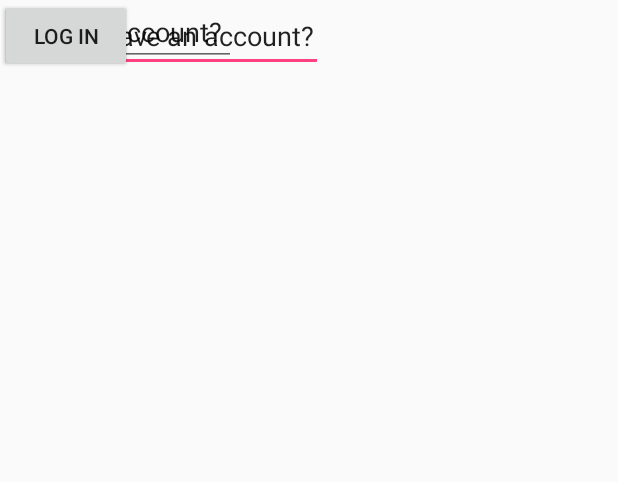
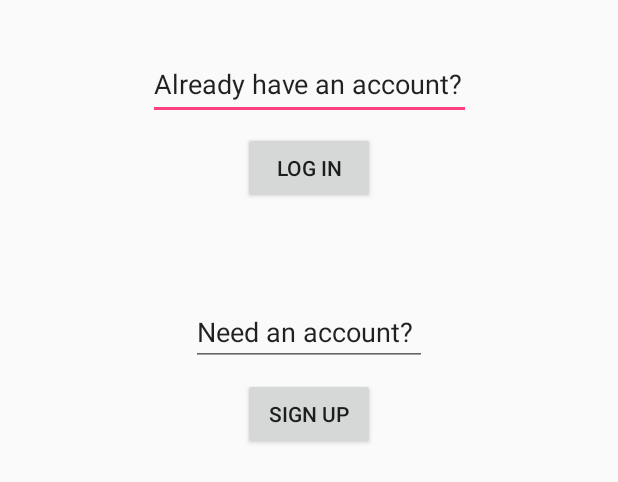
Before and after one commit to william-crawford/Lamp, an Android app: the layout activity_welcome.xml on its own in the app's theme, with its tools: preview values and no code run, on a phone screen of 412 x 824 dp. Shown: the top 482 px of the screen. Run offline under Robolectric (Android 15) with nearby library versions, the phone set to English and light mode, and no system bars.

Commit message:
altered manifest to launch to welcome activity. Fixed layout constrains in same activity

```diff
--- a/app/src/main/AndroidManifest.xml
+++ b/app/src/main/AndroidManifest.xml
@@ -17,11 +17,7 @@
         android:supportsRtl="true"
         android:theme="@style/AppTheme">
         <activity android:name=".controller.LoginActivity">
-            <intent-filter>
-                <action android:name="android.intent.action.MAIN" />
 
-                <category android:name="android.intent.category.LAUNCHER" />
-            </intent-filter>
         </activity>
         <!--
              The API key for Google Maps-based APIs is defined as a string resource.
@@ -39,7 +35,13 @@
             android:name=".controller.MapsActivity"
             android:label="@string/title_activity_maps" />
         <activity android:name=".controller.DefaultActivity"></activity>
-        <activity android:name=".controller.WelcomeActivity"></activity>
+        <activity android:name=".controller.WelcomeActivity">
+            <intent-filter>
+                <action android:name="android.intent.action.MAIN" />
+
+                <category android:name="android.intent.category.LAUNCHER" />
+            </intent-filter>
+        </activity>
     </application>
 
 </manifest>
--- a/app/src/main/res/layout/activity_welcome.xml
+++ b/app/src/main/res/layout/activity_welcome.xml
@@ -1,6 +1,7 @@
 <?xml version="1.0" encoding="utf-8"?>
 <android.support.constraint.ConstraintLayout
     xmlns:android="http://schemas.android.com/apk/res/android"
+    xmlns:app="http://schemas.android.com/apk/res-auto"
     xmlns:tools="http://schemas.android.com/tools"
     android:layout_width="match_parent"
     android:layout_height="match_parent">
@@ -9,35 +10,51 @@
         android:id="@+id/button2"
         android:layout_width="wrap_content"
         android:layout_height="wrap_content"
+        android:layout_marginEnd="8dp"
+        android:layout_marginStart="8dp"
+        android:layout_marginTop="8dp"
         android:text="Sign Up"
-        tools:layout_editor_absoluteX="148dp"
-        tools:layout_editor_absoluteY="307dp" />
+        app:layout_constraintEnd_toEndOf="parent"
+        app:layout_constraintStart_toStartOf="parent"
+        app:layout_constraintTop_toBottomOf="@+id/editText2" />
 
     <Button
         android:id="@+id/button4"
         android:layout_width="wrap_content"
         android:layout_height="wrap_content"
+        android:layout_marginEnd="8dp"
+        android:layout_marginStart="8dp"
+        android:layout_marginTop="8dp"
         android:text="Log In"
-        tools:layout_editor_absoluteX="148dp"
-        tools:layout_editor_absoluteY="171dp" />
+        app:layout_constraintEnd_toEndOf="parent"
+        app:layout_constraintStart_toStartOf="parent"
+        app:layout_constraintTop_toBottomOf="@+id/editText" />
 
     <EditText
         android:id="@+id/editText"
         android:layout_width="215dp"
         android:layout_height="48dp"
+        android:layout_marginEnd="8dp"
+        android:layout_marginStart="8dp"
+        android:layout_marginTop="32dp"
         android:ems="10"
         android:inputType="textPersonName"
         android:text="Already have an account?"
-        tools:layout_editor_absoluteX="85dp"
-        tools:layout_editor_absoluteY="123dp" />
+        app:layout_constraintEnd_toEndOf="parent"
+        app:layout_constraintStart_toStartOf="parent"
+        app:layout_constraintTop_toTopOf="parent" />
 
     <EditText
         android:id="@+id/editText2"
         android:layout_width="157dp"
         android:layout_height="44dp"
+        android:layout_marginEnd="8dp"
+        android:layout_marginStart="8dp"
+        android:layout_marginTop="64dp"
         android:ems="10"
         android:inputType="textPersonName"
         android:text="Need an account?"
-        tools:layout_editor_absoluteX="114dp"
-        tools:layout_editor_absoluteY="263dp" />
+        app:layout_constraintEnd_toEndOf="parent"
+        app:layout_constraintStart_toStartOf="parent"
+        app:layout_constraintTop_toBottomOf="@+id/button4" />
 </android.support.constraint.ConstraintLayout>
```
